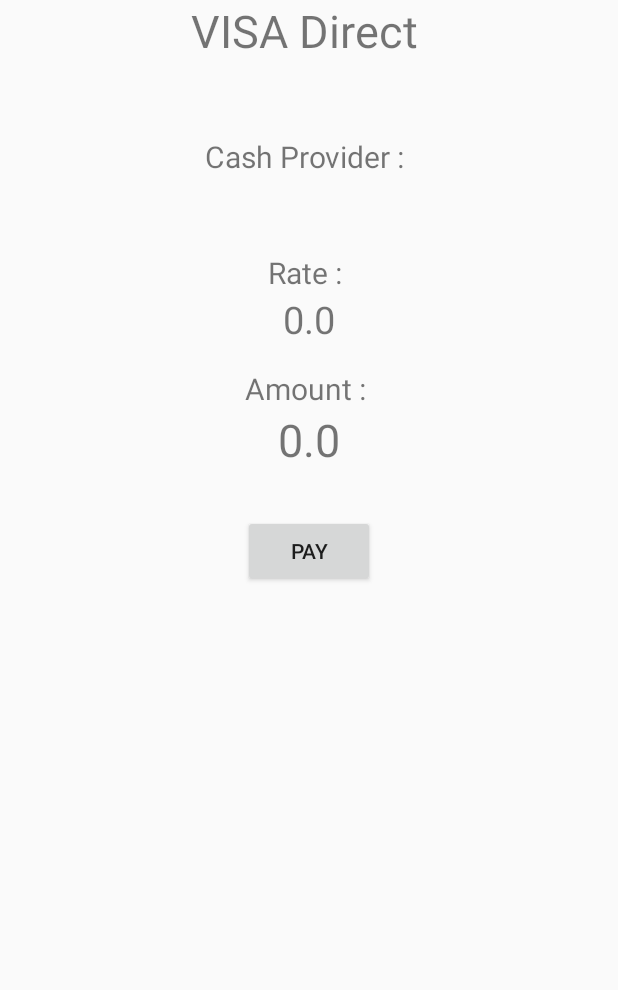
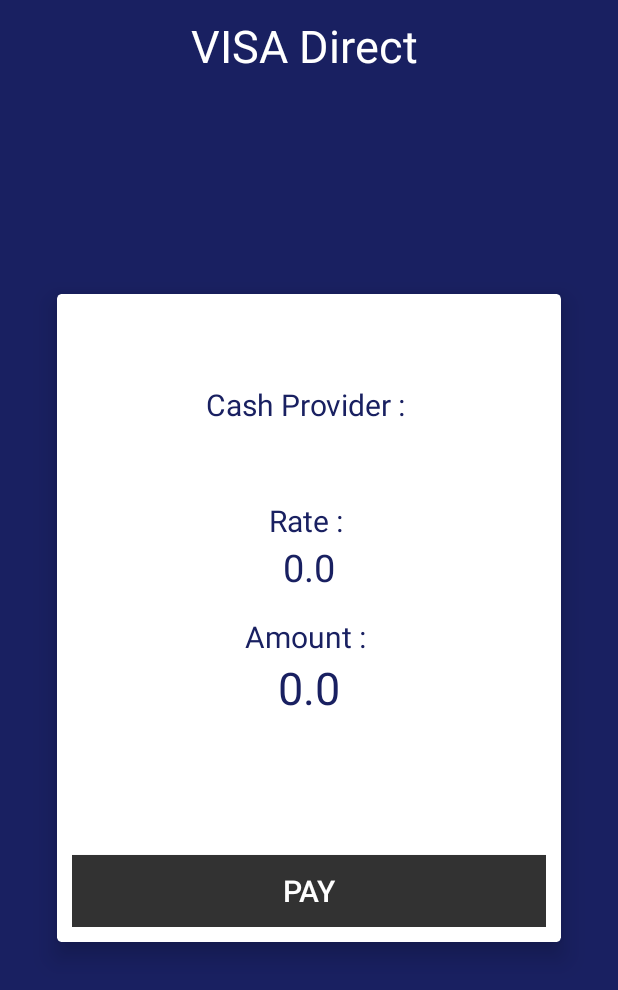
Before and after one commit to dhruvik1999/VISA-2.0, an Android app: the VisaDirectHome screen opened directly, with no data from a screen before it, on a phone screen of 412 x 824 dp. Shown: the top 990 px of the screen. Run offline under Robolectric (Android 15) with nearby library versions, the phone set to English and light mode, and no system bars; libraries missing offline, so code that uses them is left out: com.chaquo.python; 2 statements that could not run were skipped.

Commit message:
FINAL UI CHANGES

```diff
--- a/Visa Hackathon 2.0/app/src/main/res/layout/activity_qr_code_generater.xml
+++ b/Visa Hackathon 2.0/app/src/main/res/layout/activity_qr_code_generater.xml
@@ -5,6 +5,7 @@
     android:layout_width="match_parent"
     android:layout_height="match_parent"
     android:orientation="vertical"
+    android:background="@color/visacolor"
     tools:context=".QrCodeHelper.QrCodeGenerater">
 
 
--- a/Visa Hackathon 2.0/app/src/main/res/layout/activity_user_home_screen.xml
+++ b/Visa Hackathon 2.0/app/src/main/res/layout/activity_user_home_screen.xml
@@ -7,6 +7,7 @@
     android:layout_width="match_parent"
     android:layout_height="match_parent"
     android:background="@color/visacolor"
+    android:padding="10dp"
     tools:context=".User.UserHomeScreen"
     >
 <Button
--- a/Visa Hackathon 2.0/app/src/main/res/layout/activity_visa_direct_home.xml
+++ b/Visa Hackathon 2.0/app/src/main/res/layout/activity_visa_direct_home.xml
@@ -3,69 +3,98 @@
     xmlns:app="http://schemas.android.com/apk/res-auto"
     xmlns:tools="http://schemas.android.com/tools"
     android:layout_width="match_parent"
+    android:background="@color/visacolor"
     android:layout_height="match_parent"
     tools:context=".VisaDirect.VisaDirectHome">
 
     <TextView
         android:id="@+id/tv_title"
+        android:layout_marginTop="10dp"
         android:layout_width="match_parent"
         android:layout_height="wrap_content"
         android:text="VISA Direct "
         android:gravity="center"
+        android:textColor="@color/white"
         android:textSize="30dp"
         />
 
+    <androidx.cardview.widget.CardView
+        android:layout_width="336dp"
+        android:layout_height="432dp"
+        android:layout_marginBottom="8dp"
+        android:layout_marginEnd="8dp"
+        android:layout_marginStart="8dp"
+        android:layout_marginTop="36dp"
+        app:cardCornerRadius="3dp"
+        app:cardElevation="10dp"
+        app:layout_constraintBottom_toBottomOf="parent"
+        app:layout_constraintEnd_toEndOf="parent"
+        app:layout_constraintStart_toStartOf="parent"
+        app:layout_constraintTop_toTopOf="parent"
+        android:layout_centerVertical="true"
+        android:layout_centerHorizontal="true"
+        app:layout_constraintVertical_bias="0.457">
+        <RelativeLayout
+            android:layout_width="match_parent"
+            android:layout_height="match_parent"
+            android:padding="10dp"
+            >
     <TextView
         android:id="@+id/tv_l_name"
-        android:layout_width="wrap_content"
+        android:layout_width="match_parent"
         android:layout_height="wrap_content"
         android:text="Cash Provider : "
         android:layout_centerHorizontal="true"
-        android:layout_below="@+id/tv_title"
+        android:gravity="center"
         android:layout_marginTop="50dp"
         android:textSize="20dp"
+        android:textColor="@color/visacolor"
         />
     <TextView
         android:id="@+id/tv_name"
-        android:layout_width="wrap_content"
+        android:layout_width="match_parent"
         android:layout_height="wrap_content"
         android:layout_below="@+id/tv_l_name"
+        android:gravity="center"
         android:text="Dhruvik"
         android:layout_centerHorizontal="true"
-
+        android:textColor="@color/visacolor"
         android:textSize="25dp"
         />
 
     <TextView
         android:id="@+id/tv_l_rate"
-        android:layout_width="wrap_content"
+        android:layout_width="match_parent"
         android:layout_height="wrap_content"
         android:text="Rate : "
+        android:gravity="center"
         android:layout_centerHorizontal="true"
         android:layout_marginTop="15dp"
-
+        android:textColor="@color/visacolor"
         android:layout_below="@+id/tv_name"
 
         android:textSize="20dp"
         />
     <TextView
         android:id="@+id/tv_rate"
-        android:layout_width="wrap_content"
+        android:layout_width="match_parent"
         android:layout_height="wrap_content"
         android:layout_below="@+id/tv_l_rate"
+        android:gravity="center"
         android:text="-"
         android:layout_centerHorizontal="true"
-
+        android:textColor="@color/visacolor"
         android:textSize="25dp"
         />
 
     <TextView
         android:id="@+id/tv_l_amount"
-        android:layout_width="wrap_content"
+        android:layout_width="match_parent"
         android:layout_height="wrap_content"
         android:text="Amount : "
+        android:gravity="center"
         android:layout_marginTop="15dp"
-
+        android:textColor="@color/visacolor"
         android:layout_centerHorizontal="true"
         android:layout_below="@+id/tv_rate"
 
@@ -76,7 +105,7 @@
         android:layout_width="match_parent"
         android:layout_height="wrap_content"
         android:gravity="center"
-
+android:textColor="@color/visacolor"
         android:layout_below="@+id/tv_l_amount"
         android:hint="Amount to pay"
         android:textSize="30dp"
@@ -84,13 +113,19 @@
 
             <Button
                 android:id="@+id/b_send"
-        android:layout_width="wrap_content"
+                android:layout_width="match_parent"
                 android:layout_height="wrap_content"
                 android:text="Pay"
+                android:layout_alignParentBottom="true"
+                android:textColor="@color/white"
+                android:background="#323232"
                 android:gravity="center"
-        android:layout_below="@+id/et_amount"
+                android:textSize="20dp"
                 android:layout_centerHorizontal="true"
                 android:layout_marginTop="30dp"
                 />
+        </RelativeLayout>
+    </androidx.cardview.widget.CardView>
+
 
 </RelativeLayout>
```
Also changed, not shown: Visa Hackathon 2.0/app/src/main/res/layout/activity_options_login.xml (+13 -4 lines), Visa Hackathon 2.0/app/src/main/res/layout/activity_qr_code_scanner.xml (+9 -0 lines), Visa Hackathon 2.0/app/src/main/res/layout/activity_transaction_result.xml (+8 -2 lines), Visa Hackathon 2.0/app/src/main/res/layout/recycler_user_response.xml (+17 -44 lines). Lines whose indentation alone changed are shown as unchanged.
